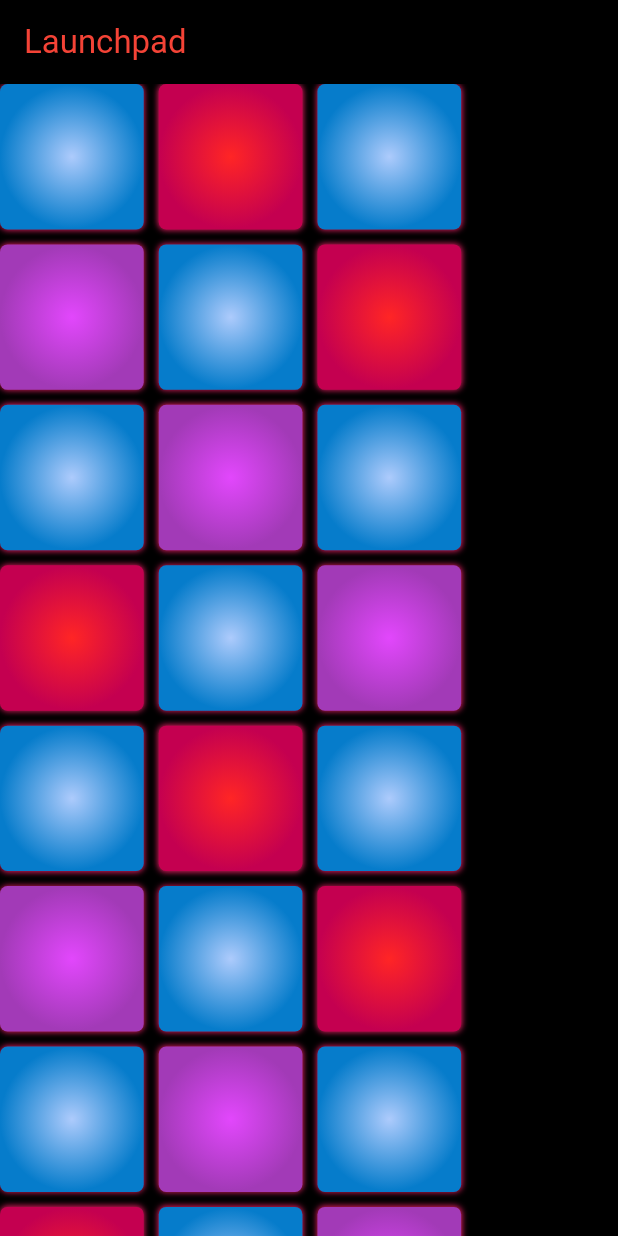
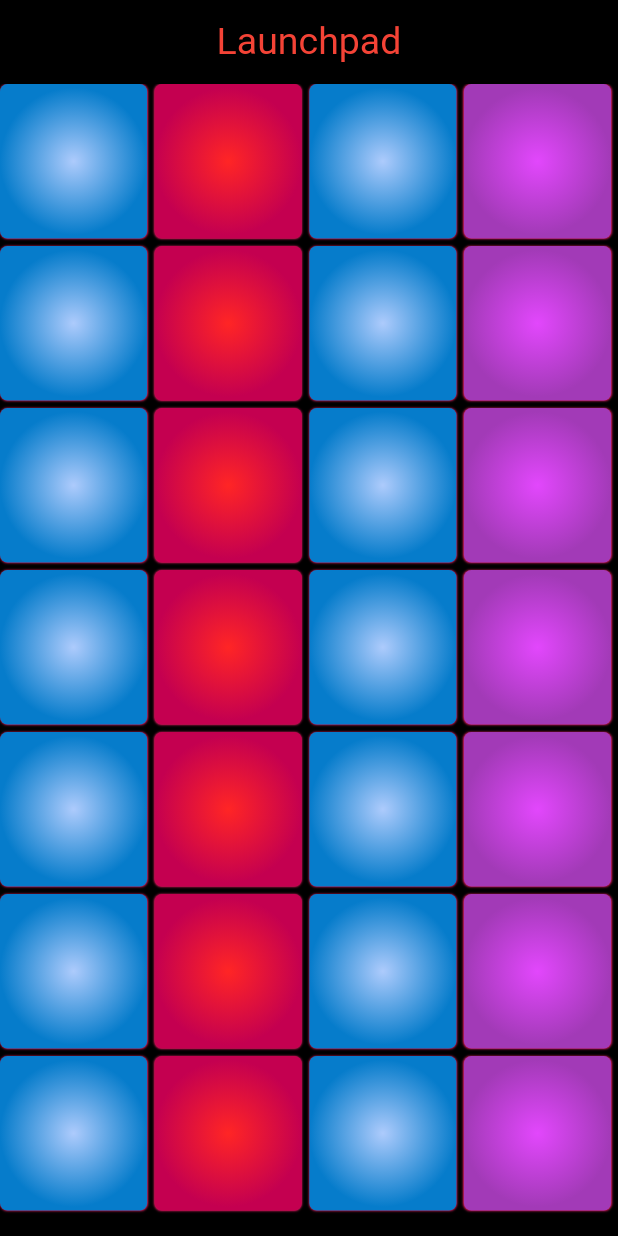
Before and after one commit to Prashant-Bista/launchpad_mentor-s_solution, a Flutter app: the screen it shows after launch, on a phone screen of 412 x 824 dp. Run offline on Flutter 3.47's test engine with Material 3 defaults, Android fonts, the phone set to English and light mode, and no system bars; our stand-ins replace audioplayers, google_fonts; Roboto replaces fonts that are missing (Belleza).

Commit message:
tried all by myself

```diff
--- a/lib/main.dart
+++ b/lib/main.dart
@@ -14,86 +14,74 @@
   Widget build(BuildContext context) {
     return MaterialApp(
       debugShowCheckedModeBanner: false,
-      title: 'Launchpad',
-      home: SafeArea(
-        child: Scaffold(
-          appBar: AppBar(
-            title: Text("Launchpad",
-            style: GoogleFonts.pirataOne(
-              color: Colors.red
-            )
-            ),
-            backgroundColor:  Colors.black,
-          ),
+      home: Scaffold(
+        backgroundColor: Colors.black,
+        appBar: AppBar(
           backgroundColor: Colors.black,
-          body: Wrap(
-            spacing: 10,
-            runSpacing: 10,
-            children: [Pad(Color(0xffADCBFC), Color(0xff067CCB), "1.mp3"),Pad(Color(0xffff2525), Color(0xffc40050), "2.mp3"),Pad(Color(0xffADCBFC), Color(0xff067CCB), "3.mp3"),Pad(Color(0xffe247FC), Color(0xffA23AB7), "4.mp3"),
-              Pad(Color(0xffADCBFC), Color(0xff067CCB), "5.mp3"),Pad(Color(0xffff2525), Color(0xffc40050), "6.mp3"),Pad(Color(0xffADCBFC), Color(0xff067CCB), "7.mp3"),Pad(Color(0xffe247FC), Color(0xffA23AB7), "8.mp3"),
-              Pad(Color(0xffADCBFC), Color(0xff067CCB), "9.mp3"),Pad(Color(0xffff2525), Color(0xffc40050), "10.mp3"),Pad(Color(0xffADCBFC), Color(0xff067CCB), "11.mp3"),Pad(Color(0xffe247FC), Color(0xffA23AB7), "12.mp3"),
-              Pad(Color(0xffADCBFC), Color(0xff067CCB), "13.mp3"),Pad(Color(0xffff2525), Color(0xffc40050), "14.mp3"),Pad(Color(0xffADCBFC), Color(0xff067CCB), "15.mp3"),Pad(Color(0xffe247FC), Color(0xffA23AB7), "16.mp3"),
-              Pad(Color(0xffADCBFC), Color(0xff067CCB), "17.mp3"),Pad(Color(0xffff2525), Color(0xffc40050), "18.mp3"),Pad(Color(0xffADCBFC), Color(0xff067CCB), "19.mp3"),Pad(Color(0xffe247FC), Color(0xffA23AB7), "20.wav"),
-              Pad(Color(0xffADCBFC), Color(0xff067CCB), "21.mp3"),Pad(Color(0xffff2525), Color(0xffc40050), "22.wav"),Pad(Color(0xffADCBFC), Color(0xff067CCB), "23.wav"),Pad(Color(0xffe247FC), Color(0xffA23AB7), "24.wav"),
-              Pad(Color(0xffADCBFC), Color(0xff067CCB), "25.wav"),Pad(Color(0xffff2525), Color(0xffc40050), "26.wav"),Pad(Color(0xffADCBFC), Color(0xff067CCB), "27.wav"),Pad(Color(0xffe247FC), Color(0xffA23AB7), "28.wav")],
-          ),
-
+          title: Center(
+              child: Text(
+            "Launchpad",
+            style: GoogleFonts.belleza(color: Colors.red, fontSize: 25),
+          )),
         ),
-      )
-    );
-  }
-}
-class  Pad extends StatefulWidget {
-  final CenterColor;
-  final Outlinecolor;
-  final sound;
-  const Pad (this.CenterColor,this.Outlinecolor,this.sound);
-
-  @override
-  State<Pad> createState() => _State();
-}
-
-class _State extends State<Pad> {
-  late Color _centerColor;
-  late Color _outlineColor;
-  final Player = AudioPlayer();
-  @override
-  void initState() {
-    _centerColor= widget.CenterColor;
-    _outlineColor =widget.Outlinecolor;
-    super.initState();
-  }
-  @override
-  Widget build(BuildContext context) {
-    double height= MediaQuery.of(context).size.height;
-    double width =MediaQuery.of(context).size.width;
-    return GestureDetector(
-      onTap: ()async{
-        setState(() {
-          _centerColor=Colors.white;
-          _outlineColor=Colors.white;
-          Player.play(AssetSource(widget.sound));
-        }
-            );
-        await Future.delayed(Duration(milliseconds: 200));
-
-        setState(() {
-          _centerColor=widget.CenterColor;
-          _outlineColor=widget.Outlinecolor;
-        });
-      },
-      child: Container(
-        height: height/8.5,
-        width:width/4.3,
-        decoration: BoxDecoration(
-          gradient: RadialGradient(
-            colors: [_centerColor,_outlineColor],
-            radius: 0.5
-          ),
-          borderRadius: BorderRadius.all(Radius.circular(5)),
-          boxShadow: [BoxShadow(color: Colors.pink,blurRadius: 3)]
+        body: Wrap(
+          spacing: 5,
+          runSpacing: 5,
+          children:  [Pad(Color(0xffADCBFC), Color(0xff067CCB), "1.mp3"),Pad(Color(0xffff2525), Color(0xffc40050), "2.mp3"),Pad(Color(0xffADCBFC), Color(0xff067CCB), "3.mp3"),Pad(Color(0xffe247FC), Color(0xffA23AB7), "4.mp3"),
+            Pad(Color(0xffADCBFC), Color(0xff067CCB), "1.mp3"),Pad(Color(0xffff2525), Color(0xffc40050), "2.mp3"),Pad(Color(0xffADCBFC), Color(0xff067CCB), "3.mp3"),Pad(Color(0xffe247FC), Color(0xffA23AB7), "4.mp3"),
+            Pad(Color(0xffADCBFC), Color(0xff067CCB), "1.mp3"),Pad(Color(0xffff2525), Color(0xffc40050), "2.mp3"),Pad(Color(0xffADCBFC), Color(0xff067CCB), "3.mp3"),Pad(Color(0xffe247FC), Color(0xffA23AB7), "4.mp3"),
+            Pad(Color(0xffADCBFC), Color(0xff067CCB), "1.mp3"),Pad(Color(0xffff2525), Color(0xffc40050), "2.mp3"),Pad(Color(0xffADCBFC), Color(0xff067CCB), "3.mp3"),Pad(Color(0xffe247FC), Color(0xffA23AB7), "4.mp3"),
+            Pad(Color(0xffADCBFC), Color(0xff067CCB), "1.mp3"),Pad(Color(0xffff2525), Color(0xffc40050), "2.mp3"),Pad(Color(0xffADCBFC), Color(0xff067CCB), "3.mp3"),Pad(Color(0xffe247FC), Color(0xffA23AB7), "4.mp3"),
+            Pad(Color(0xffADCBFC), Color(0xff067CCB), "1.mp3"),Pad(Color(0xffff2525), Color(0xffc40050), "2.mp3"),Pad(Color(0xffADCBFC), Color(0xff067CCB), "3.mp3"),Pad(Color(0xffe247FC), Color(0xffA23AB7), "4.mp3"),
+            Pad(Color(0xffADCBFC), Color(0xff067CCB), "1.mp3"),Pad(Color(0xffff2525), Color(0xffc40050), "2.mp3"),Pad(Color(0xffADCBFC), Color(0xff067CCB), "3.mp3"),Pad(Color(0xffe247FC), Color(0xffA23AB7), "4.mp3")],
         ),
       ),
     );
   }
 }
+
+class Pad extends StatefulWidget {
+  late Color outile_color;
+  late Color center_Color;
+  String sound;
+  Pad(this.outile_color, this.center_Color, this.sound);
+
+  @override
+  State<Pad> createState() => _PadState();
+}
+
+class _PadState extends State<Pad> {
+  @override
+  Widget build(BuildContext context) {
+    Color _outlineColor = widget.outile_color;
+    Color _centerColor = widget.center_Color;
+    double height= MediaQuery.of(context).size.height;
+    double width =MediaQuery.of(context).size.width;
+
+    final player = AudioPlayer();
+    return GestureDetector(
+      onTap: () async {
+        setState(() {
+          _outlineColor = Colors.white;
+          _centerColor = Colors.white;
+          player.play(AssetSource(widget.sound));
+        });
+        await Future.delayed(Duration(milliseconds: 300));
+        setState(() {
+          _outlineColor = widget.outile_color;
+          _centerColor = widget.center_Color;
+        });
+      },
+      child: Container(height: height/8, width: width/4.2,
+        decoration: BoxDecoration(
+          gradient: RadialGradient(
+            colors: [_outlineColor,_centerColor],
+                radius: 0.5,
+          ),
+          borderRadius: BorderRadius.all(Radius.circular(5),),
+            boxShadow: [BoxShadow(color: Colors.pink,blurRadius: 0.5)]
+        ),
+      ),
+    );
+  }
+}
```
